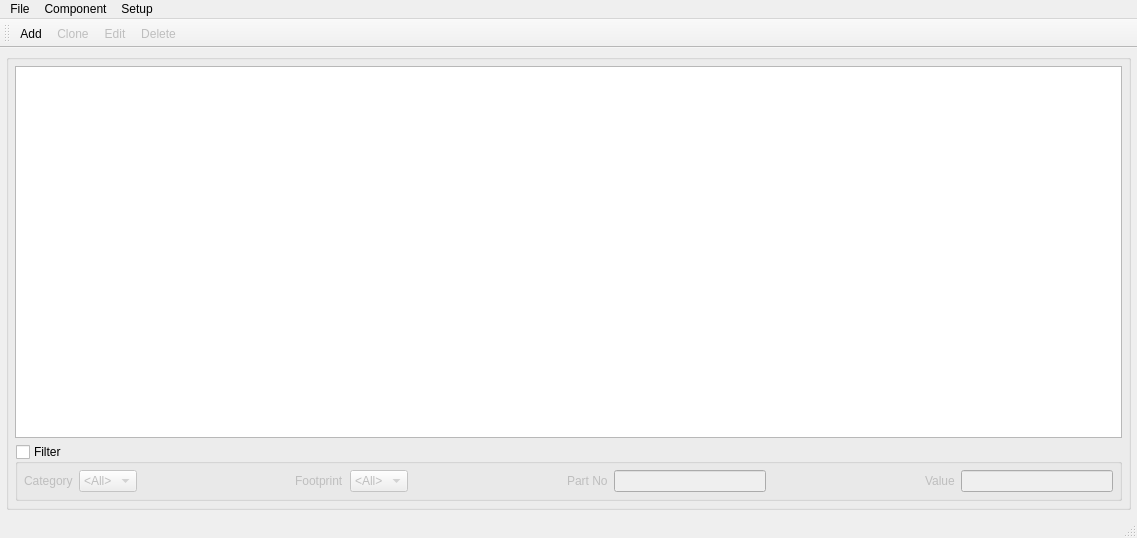
Old version of the form main_window.ui in the repository MikaelStrom/compdb.
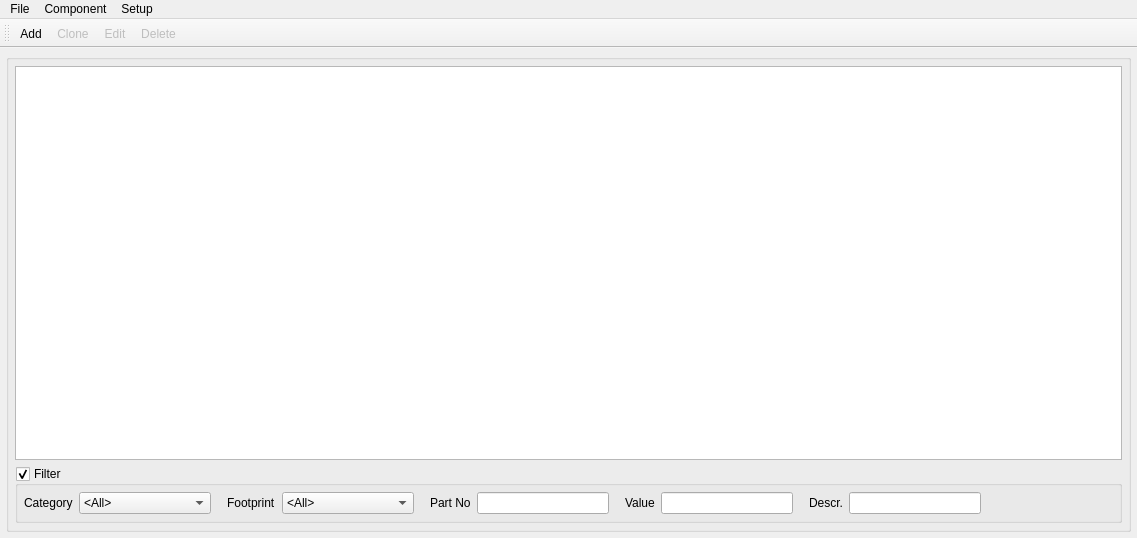
New version of the form.

```diff
--- a/main_window.ui
+++ b/main_window.ui
@@ -109,7 +109,7 @@
           <bool>true</bool>
          </property>
          <property name="checked">
-          <bool>false</bool>
+          <bool>true</bool>
          </property>
          <layout class="QHBoxLayout" name="horizontalLayout_3">
           <property name="sizeConstraint">
@@ -136,6 +136,18 @@
           </item>
           <item>
            <widget class="QComboBox" name="cb_category">
+            <property name="sizePolicy">
+             <sizepolicy hsizetype="MinimumExpanding" vsizetype="Fixed">
+              <horstretch>0</horstretch>
+              <verstretch>0</verstretch>
+             </sizepolicy>
+            </property>
+            <property name="maximumSize">
+             <size>
+              <width>200</width>
+              <height>16777215</height>
+             </size>
+            </property>
             <property name="focusPolicy">
              <enum>Qt::StrongFocus</enum>
             </property>
@@ -151,9 +163,12 @@
             <property name="orientation">
              <enum>Qt::Horizontal</enum>
             </property>
+            <property name="sizeType">
+             <enum>QSizePolicy::Minimum</enum>
+            </property>
             <property name="sizeHint" stdset="0">
              <size>
-              <width>40</width>
+              <width>10</width>
               <height>20</height>
              </size>
             </property>
@@ -168,6 +183,18 @@
           </item>
           <item>
            <widget class="QComboBox" name="cb_footprint">
+            <property name="sizePolicy">
+             <sizepolicy hsizetype="MinimumExpanding" vsizetype="Fixed">
+              <horstretch>0</horstretch>
+              <verstretch>0</verstretch>
+             </sizepolicy>
+            </property>
+            <property name="maximumSize">
+             <size>
+              <width>200</width>
+              <height>16777215</height>
+             </size>
+            </property>
             <property name="focusPolicy">
              <enum>Qt::StrongFocus</enum>
             </property>
@@ -183,9 +210,12 @@
             <property name="orientation">
              <enum>Qt::Horizontal</enum>
             </property>
+            <property name="sizeType">
+             <enum>QSizePolicy::Minimum</enum>
+            </property>
             <property name="sizeHint" stdset="0">
              <size>
-              <width>40</width>
+              <width>10</width>
               <height>20</height>
              </size>
             </property>
@@ -199,16 +229,38 @@
            </widget>
           </item>
           <item>
-           <widget class="QLineEdit" name="le_part_no"/>
+           <widget class="QLineEdit" name="le_part_no">
+            <property name="sizePolicy">
+             <sizepolicy hsizetype="MinimumExpanding" vsizetype="Fixed">
+              <horstretch>0</horstretch>
+              <verstretch>0</verstretch>
+             </sizepolicy>
+            </property>
+            <property name="minimumSize">
+             <size>
+              <width>50</width>
+              <height>0</height>
+             </size>
+            </property>
+            <property name="maximumSize">
+             <size>
+              <width>200</width>
+              <height>16777215</height>
+             </size>
+            </property>
+           </widget>
           </item>
           <item>
            <spacer name="horizontalSpacer_6">
             <property name="orientation">
              <enum>Qt::Horizontal</enum>
             </property>
+            <property name="sizeType">
+             <enum>QSizePolicy::Minimum</enum>
+            </property>
             <property name="sizeHint" stdset="0">
              <size>
-              <width>40</width>
+              <width>10</width>
               <height>20</height>
              </size>
             </property>
@@ -222,7 +274,87 @@
            </widget>
           </item>
           <item>
-           <widget class="QLineEdit" name="le_value"/>
+           <widget class="QLineEdit" name="le_value">
+            <property name="sizePolicy">
+             <sizepolicy hsizetype="MinimumExpanding" vsizetype="Fixed">
+              <horstretch>0</horstretch>
+              <verstretch>0</verstretch>
+             </sizepolicy>
+            </property>
+            <property name="minimumSize">
+             <size>
+              <width>50</width>
+              <height>0</height>
+             </size>
+            </property>
+            <property name="maximumSize">
+             <size>
+              <width>200</width>
+              <height>16777215</height>
+             </size>
+            </property>
+           </widget>
+          </item>
+          <item>
+           <spacer name="horizontalSpacer_7">
+            <property name="orientation">
+             <enum>Qt::Horizontal</enum>
+            </property>
+            <property name="sizeType">
+             <enum>QSizePolicy::Minimum</enum>
+            </property>
+            <property name="sizeHint" stdset="0">
+             <size>
+              <width>10</width>
+              <height>20</height>
+             </size>
+            </property>
+           </spacer>
+          </item>
+          <item>
+           <widget class="QLabel" name="label_6">
+            <property name="text">
+             <string>Descr.</string>
+            </property>
+           </widget>
+          </item>
+          <item>
+           <widget class="QLineEdit" name="le_description">
+            <property name="sizePolicy">
+             <sizepolicy hsizetype="MinimumExpanding" vsizetype="Fixed">
+              <horstretch>0</horstretch>
+              <verstretch>0</verstretch>
+             </sizepolicy>
+            </property>
+            <property name="minimumSize">
+             <size>
+              <width>50</width>
+              <height>0</height>
+             </size>
+            </property>
+            <property name="maximumSize">
+             <size>
+              <width>200</width>
+              <height>16777215</height>
+             </size>
+            </property>
+           </widget>
+          </item>
+          <item>
+           <spacer name="horizontalSpacer">
+            <property name="orientation">
+             <enum>Qt::Horizontal</enum>
+            </property>
+            <property name="sizeType">
+             <enum>QSizePolicy::MinimumExpanding</enum>
+            </property>
+            <property name="sizeHint" stdset="0">
+             <size>
+              <width>10</width>
+              <height>20</height>
+             </size>
+            </property>
+           </spacer>
           </item>
          </layout>
          <zorder>le_value</zorder>
@@ -304,13 +436,6 @@
    <addaction name="action_edit"/>
    <addaction name="action_delete"/>
   </widget>
-  <widget class="QStatusBar" name="status">
-   <property name="font">
-    <font>
-     <pointsize>10</pointsize>
-    </font>
-   </property>
-  </widget>
   <action name="action_open">
    <property name="text">
     <string>Open database...</string>
```
Left out of the diff: 8 changed lines with no effect on the pictures.
